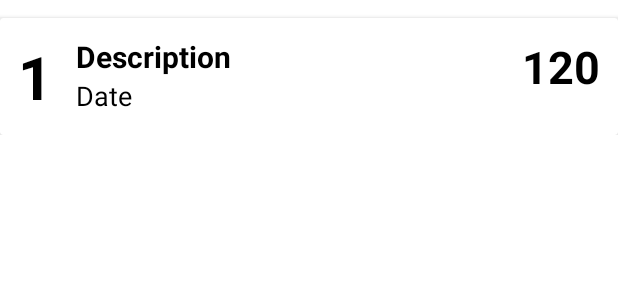
After one commit to JanBinkowski/AndroidProject, an Android app: the layout my_row.xml on its own in the app's theme, with its tools: preview values and no code run, on a phone screen of 412 x 824 dp. The commit adds this screen. Shown: the top 300 px of the screen. Run offline under Robolectric (Android 15) with nearby library versions, the phone set to English and light mode, and no system bars.

Commit message:
Recycler View + ok working DB

```diff
--- a/app/src/main/java/com/example/spendingtracker_v2/AddRecordActivity.java
+++ b/app/src/main/java/com/example/spendingtracker_v2/AddRecordActivity.java
@@ -28,7 +28,7 @@ public class AddRecordActivity extends AppCompatActivity {
 
         imageButtonSend.setOnClickListener(new View.OnClickListener() {
             @Override
-            public void onClick(View v) {
+            public void onClick(View view) {
                 myDatabaseHelper myDB = new myDatabaseHelper(AddRecordActivity.this);
                 myDB.addItemToDatabase(editTextTextDescription.getText().toString().trim(),
                         Integer.valueOf(editTextValue.getText().toString().trim()),
--- a/app/src/main/java/com/example/spendingtracker_v2/myDatabaseHelper.java
+++ b/app/src/main/java/com/example/spendingtracker_v2/myDatabaseHelper.java
@@ -62,7 +62,7 @@ public class myDatabaseHelper extends SQLiteOpenHelper {
 
         Cursor cursor = null;
         if(db != null){
-            db.rawQuery(query, null);
+            cursor = db.rawQuery(query, null);
             }
         return cursor;
     }
--- a/app/src/main/res/layout/activity_add_record.xml
+++ b/app/src/main/res/layout/activity_add_record.xml
@@ -49,7 +49,7 @@
             android:layout_height="wrap_content"
             android:ems="10"
             android:hint="Date"
-            android:inputType="date" />
+            android:inputType="date|datetime" />
 
         <ImageButton
             android:id="@+id/imageButtonSend"
--- /dev/null
+++ b/app/src/main/res/layout/my_row.xml
@@ -0,0 +1,67 @@
+<?xml version="1.0" encoding="utf-8"?>
+
+    <LinearLayout xmlns:android="http://schemas.android.com/apk/res/android"
+        xmlns:app="http://schemas.android.com/apk/res-auto"
+        xmlns:tools="http://schemas.android.com/tools"
+        android:layout_width="match_parent"
+        android:layout_height="wrap_content"
+        android:orientation="vertical">
+
+        <androidx.cardview.widget.CardView
+            android:layout_width="match_parent"
+            android:layout_height="wrap_content"
+            android:layout_marginTop="12dp">
+
+            <androidx.constraintlayout.widget.ConstraintLayout
+                android:layout_width="match_parent"
+                android:layout_height="wrap_content"
+                android:padding="12dp">
+
+
+                <TextView
+                    android:id="@+id/spending_id_text"
+                    android:layout_width="wrap_content"
+                    android:layout_height="wrap_content"
+                    android:text="1"
+                    android:textColor="#000000"
+                    android:textSize="40sp"
+                    android:textStyle="bold"
+                    app:layout_constraintBottom_toBottomOf="parent"
+                    app:layout_constraintStart_toStartOf="parent"
+                    app:layout_constraintTop_toTopOf="parent" />
+
+                <TextView
+                    android:id="@+id/spending_description_txt"
+                    android:layout_width="wrap_content"
+                    android:layout_height="wrap_content"
+                    android:layout_marginStart="16dp"
+                    android:text="Description"
+                    android:textColor="#000000"
+                    android:textSize="20sp"
+                    android:textStyle="bold"
+                    app:layout_constraintStart_toEndOf="@+id/spending_id_text"
+                    app:layout_constraintTop_toTopOf="@+id/spending_id_text" />
+
+                <TextView
+                    android:id="@+id/spending_date_txt"
+                    android:layout_width="wrap_content"
+                    android:layout_height="wrap_content"
+                    android:text="Date"
+                    android:textSize="18sp"
+                    android:textColor="#000000"
+                    app:layout_constraintStart_toStartOf="@+id/spending_description_txt"
+                    app:layout_constraintTop_toBottomOf="@+id/spending_description_txt" />
+
+                <TextView
+                    android:id="@+id/spending_value_txt"
+                    android:layout_width="wrap_content"
+                    android:layout_height="wrap_content"
+                    android:text="120"
+                    android:textSize="30sp"
+                    android:textColor="#000000"
+                    android:textStyle="bold"
+                    app:layout_constraintEnd_toEndOf="parent"
+                    app:layout_constraintTop_toTopOf="parent" />
+            </androidx.constraintlayout.widget.ConstraintLayout>
+        </androidx.cardview.widget.CardView>
+    </LinearLayout>
--- a/app/src/main/res/values/colors.xml
+++ b/app/src/main/res/values/colors.xml
@@ -4,6 +4,7 @@
     <color name="purple_500">#FF6200EE</color>
     <color name="purple_700">#FF3700B3</color>
     <color name="teal_200">#FF03DAC5</color>
+    <color name="teal_500">#04574F</color>
     <color name="teal_700">#FF018786</color>
     <color name="black">#FF000000</color>
     <color name="white">#FFFFFFFF</color>
--- a/app/src/main/res/values/themes.xml
+++ b/app/src/main/res/values/themes.xml
@@ -3,7 +3,7 @@
     <style name="Theme.SpendingTracker_V2" parent="Theme.MaterialComponents.DayNight.DarkActionBar">
         <!-- Primary brand color. -->
         <item name="colorPrimary">@color/teal_700</item>
-        <item name="colorPrimaryVariant">@color/teal_700</item>
+        <item name="colorPrimaryVariant">@color/teal_500</item>
         <item name="colorOnPrimary">@color/white</item>
         <!-- Secondary brand color. -->
         <item name="colorSecondary">@color/teal_200</item>
```
Also changed, not shown: app/src/main/java/com/example/spendingtracker_v2/CustomAdapter.java (added, +65 -0 lines), app/src/main/java/com/example/spendingtracker_v2/MainActivity.java (+35 -1 lines), app/src/main/res/layout/activity_main.xml (+6 -3 lines).
